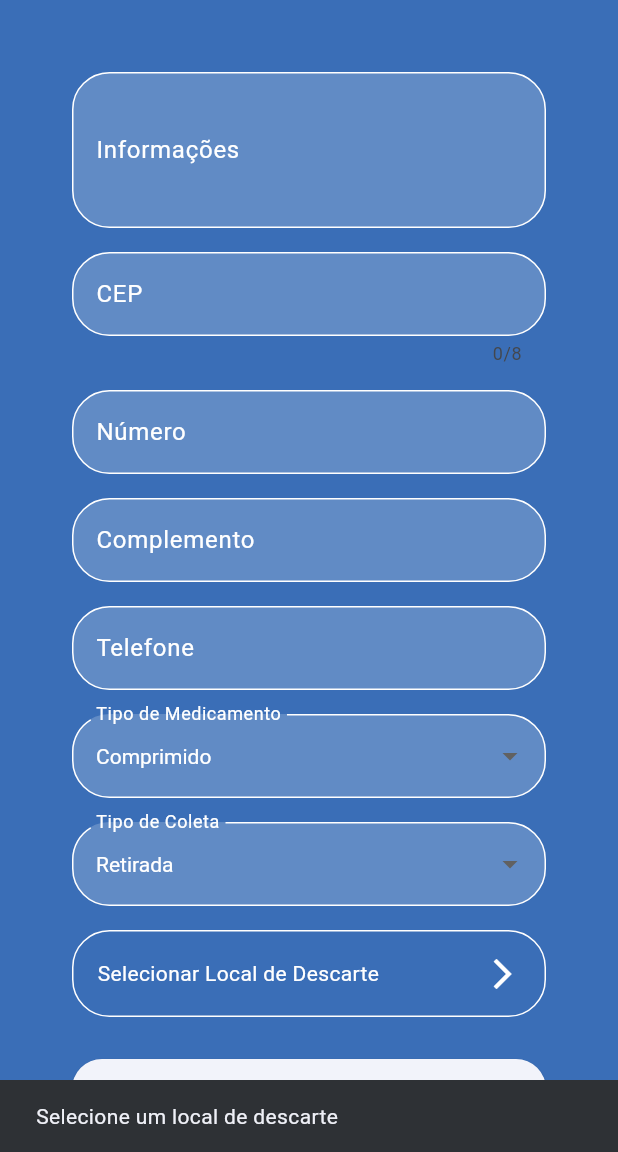
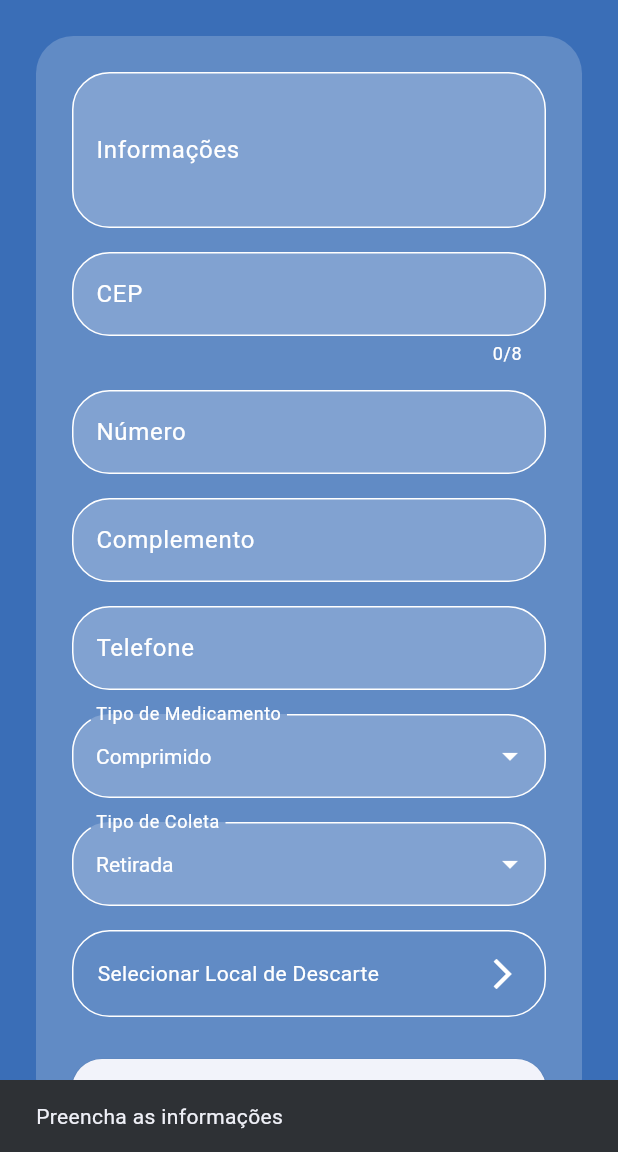
Before and after one commit to MarcosVed/VencemedMobile, a Flutter app: the AgendamentoScreen screen opened directly, after a tap on "Agendar Coleta", on a phone screen of 412 x 824 dp, the part 84-1236 px from its top. Run offline on Flutter 3.47's test engine with Material 3 defaults, Android fonts, the light colour scheme and no system bars.

Commit message:
22:13 24/09

```diff
--- a/lib/agendamento_screen.dart
+++ b/lib/agendamento_screen.dart
@@ -23,6 +23,30 @@ class _AgendamentoScreenState extends State<AgendamentoScreen> {
   Estabelecimento? _estabelecimentoSelecionado;
 
   void _agendar() {
+    if (_infoController.text.trim().isEmpty) {
+      ScaffoldMessenger.of(context).showSnackBar(
+        const SnackBar(content: Text('Preencha as informações')),
+      );
+      return;
+    }
+    if (_cepController.text.trim().isEmpty) {
+      ScaffoldMessenger.of(context).showSnackBar(
+        const SnackBar(content: Text('Preencha o CEP')),
+      );
+      return;
+    }
+    if (_numeroController.text.trim().isEmpty) {
+      ScaffoldMessenger.of(context).showSnackBar(
+        const SnackBar(content: Text('Preencha o número')),
+      );
+      return;
+    }
+    if (_telefoneController.text.trim().isEmpty) {
+      ScaffoldMessenger.of(context).showSnackBar(
+        const SnackBar(content: Text('Preencha o telefone')),
+      );
+      return;
+    }
     if (_estabelecimentoSelecionado == null) {
       ScaffoldMessenger.of(context).showSnackBar(
         const SnackBar(content: Text('Selecione um local de descarte')),
@@ -79,8 +103,8 @@ class _AgendamentoScreenState extends State<AgendamentoScreen> {
             child: Container(
               padding: const EdgeInsets.all(24.0),
               decoration: BoxDecoration(
-                color: Colors.transparent,
-                borderRadius: BorderRadius.circular(16),
+                color: Colors.white.withOpacity(0.2),
+                borderRadius: BorderRadius.circular(25),
               ),
               child: SingleChildScrollView(
                 child: Column(
@@ -114,6 +138,7 @@ class _AgendamentoScreenState extends State<AgendamentoScreen> {
                       decoration: InputDecoration(
                         labelText: 'CEP',
                         labelStyle: const TextStyle(color: Colors.white),
+                        counterStyle: const TextStyle(color: Colors.white),
                         border: OutlineInputBorder(
                           borderRadius: BorderRadius.circular(25),
                         ),
@@ -218,6 +243,7 @@ class _AgendamentoScreenState extends State<AgendamentoScreen> {
                         fillColor: Colors.white.withOpacity(0.2),
                       ),
                       style: const TextStyle(color: Colors.white),
+                      iconEnabledColor: Colors.white,
                       dropdownColor: const Color.fromRGBO(58, 110, 183, 1),
                       items: const [
                         DropdownMenuItem(value: 'COMPRIMIDO', child: Text('Comprimido', style: TextStyle(color: Colors.white))),
@@ -247,6 +273,7 @@ class _AgendamentoScreenState extends State<AgendamentoScreen> {
                         fillColor: Colors.white.withOpacity(0.2),
                       ),
                       style: const TextStyle(color: Colors.white),
+                      iconEnabledColor: Colors.white,
                       dropdownColor: const Color.fromRGBO(58, 110, 183, 1),
                       items: const [
                         DropdownMenuItem(value: 'RETIRADA', child: Text('Retirada', style: TextStyle(color: Colors.white))),
--- a/lib/configuracoes_screen.dart
+++ b/lib/configuracoes_screen.dart
@@ -58,8 +58,8 @@ class _ConfiguracoesScreenState extends State<ConfiguracoesScreen> {
               ),
               padding: const EdgeInsets.all(20),
               decoration: BoxDecoration(
-                color: Colors.transparent,
-                borderRadius: BorderRadius.circular(16),
+                color: Colors.white.withOpacity(0.2),
+                borderRadius: BorderRadius.circular(25),
               ),
               child: SingleChildScrollView(
                 child: Column(
--- a/lib/detalhes_estabelecimento_screen.dart
+++ b/lib/detalhes_estabelecimento_screen.dart
@@ -39,8 +39,8 @@ class DetalhesEstabelecimentoScreen extends StatelessWidget {
                 minHeight: MediaQuery.of(context).size.height - 200,
               ),
               decoration: BoxDecoration(
-                color: Colors.transparent,
-                borderRadius: BorderRadius.circular(16),
+                color: Colors.white.withOpacity(0.2),
+                borderRadius: BorderRadius.circular(25),
               ),
               padding: const EdgeInsets.all(20),
               child: Column(
--- a/lib/mensagens_screen.dart
+++ b/lib/mensagens_screen.dart
@@ -57,8 +57,8 @@ class _MensagensScreenState extends State<MensagensScreen> {
               ),
               padding: const EdgeInsets.all(20),
               decoration: BoxDecoration(
-                color: Colors.transparent,
-                borderRadius: BorderRadius.circular(16),
+                color: Colors.white.withOpacity(0.2),
+                borderRadius: BorderRadius.circular(25),
               ),
               child: SingleChildScrollView(
                 child: Column(
@@ -146,6 +146,7 @@ class _MensagensScreenState extends State<MensagensScreen> {
                       decoration: InputDecoration(
                         labelText: 'Mensagem',
                         labelStyle: const TextStyle(color: Colors.white),
+                        counterStyle: const TextStyle(color: Colors.white),
                         border: OutlineInputBorder(
                           borderRadius: BorderRadius.circular(25),
                         ),
```
Also changed, not shown: pubspec.lock.
